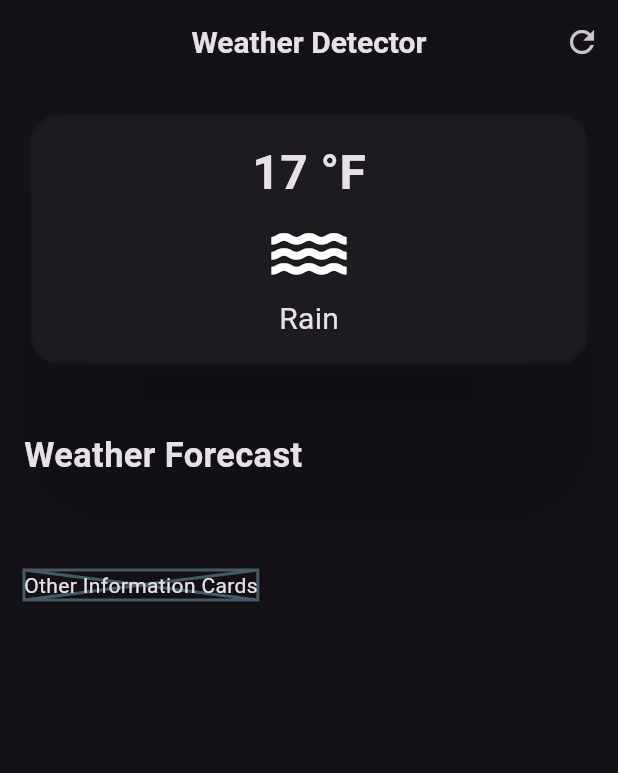
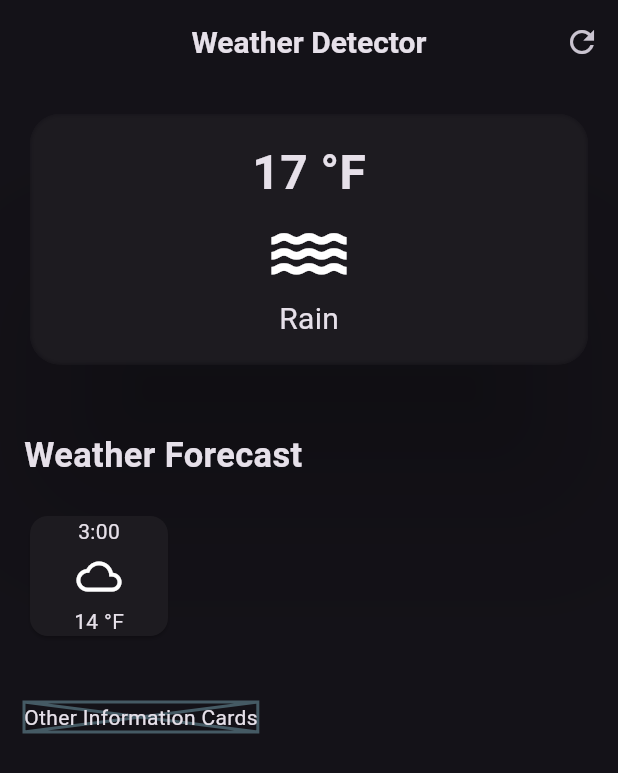
Before and after one commit to samrocks03/LearningFlutter, a Flutter app: the screen it shows after launch, on a phone screen of 412 x 824 dp. Shown: the top 773 px of the screen. Run offline on Flutter 3.47's test engine with Material 2 defaults, Android fonts, the phone set to English and light mode, and no system bars.

Commit message:
Added single card in Weather Forecast

```diff
--- a/weather_apk/lib/screen.dart
+++ b/weather_apk/lib/screen.dart
@@ -1,5 +1,5 @@
 
-// ignore_for_file: prefer_const_constructors, duplicate_ignore
+// ignore_for_file: prefer_const_constructors, duplicate_ignore, prefer_const_literals_to_create_immutables
 
 import 'dart:ui';
 
@@ -91,6 +91,7 @@ class WeatherApp extends StatelessWidget {
               ),
             ),
           ),
+
             const SizedBox(height: 40,),
 
             Align(
@@ -108,7 +109,31 @@ class WeatherApp extends StatelessWidget {
 
             Row(
               children: [
+                SizedBox(
+                  width: 100,
+                  child: Card(
+                    child : Column(
+                      children: [
+                        Text("3:00",
+                          style: TextStyle(
+                            fontSize: 14,
+                          )
+                          ),
 
+                        SizedBox(height: 5),
+
+                        Icon(
+                          Icons.cloud_queue_sharp,
+                          size: 30,
+                          ),
+
+                        SizedBox(height: 5),
+
+                        Text("14 °F",),
+                      ],
+                    )
+                  ),
+                )
               ],
             ),
 
```
